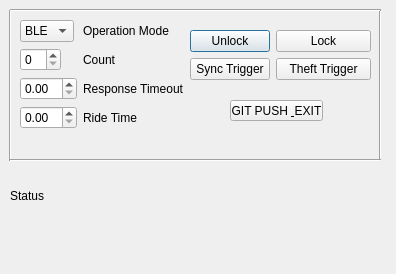
This is testing_gui.ui in heezes/testing-gui-software as Qt 5 draws it before an edit. The edited form follows.
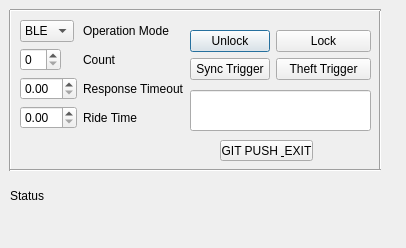
This is the edited form.

Commit message: Major Changes: ->Added Commit msg window ->Fixed the mqtt subscription topic

```diff
--- a/testing_gui.ui
+++ b/testing_gui.ui
@@ -6,8 +6,8 @@
    <rect>
     <x>0</x>
     <y>0</y>
-    <width>396</width>
-    <height>274</height>
+    <width>406</width>
+    <height>248</height>
    </rect>
   </property>
   <property name="windowTitle">
@@ -82,7 +82,7 @@
      <x>370</x>
      <y>10</y>
      <width>20</width>
-     <height>151</height>
+     <height>161</height>
     </rect>
    </property>
    <property name="orientation">
@@ -95,7 +95,7 @@
      <x>0</x>
      <y>10</y>
      <width>20</width>
-     <height>151</height>
+     <height>161</height>
     </rect>
    </property>
    <property name="orientation">
@@ -119,7 +119,7 @@
    <property name="geometry">
     <rect>
      <x>10</x>
-     <y>150</y>
+     <y>160</y>
      <width>371</width>
      <height>20</height>
     </rect>
@@ -171,8 +171,8 @@
   <widget class="QPushButton" name="exit">
    <property name="geometry">
     <rect>
-     <x>230</x>
-     <y>100</y>
+     <x>220</x>
+     <y>140</y>
      <width>93</width>
      <height>21</height>
     </rect>
@@ -194,6 +194,16 @@
     <string>Status</string>
    </property>
   </widget>
+  <widget class="QLineEdit" name="input_msg">
+   <property name="geometry">
+    <rect>
+     <x>190</x>
+     <y>90</y>
+     <width>181</width>
+     <height>41</height>
+    </rect>
+   </property>
+  </widget>
  </widget>
  <resources>
   <include location="testing_gui.qrc"/>
```
The commit also changes 4 other files.
